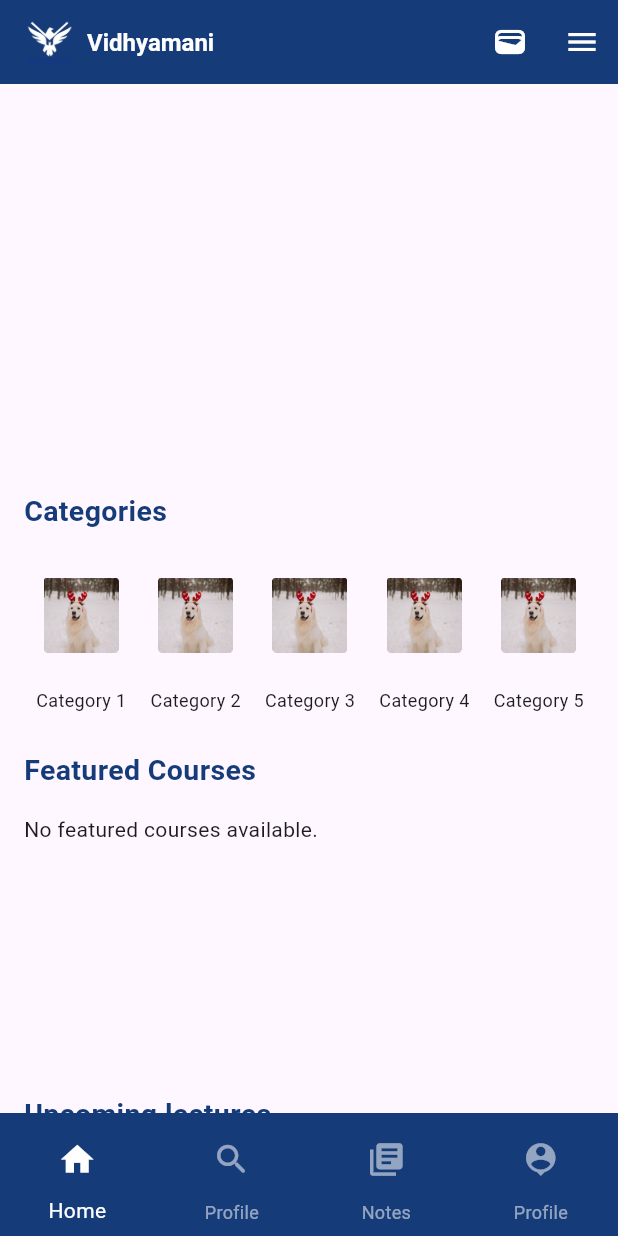
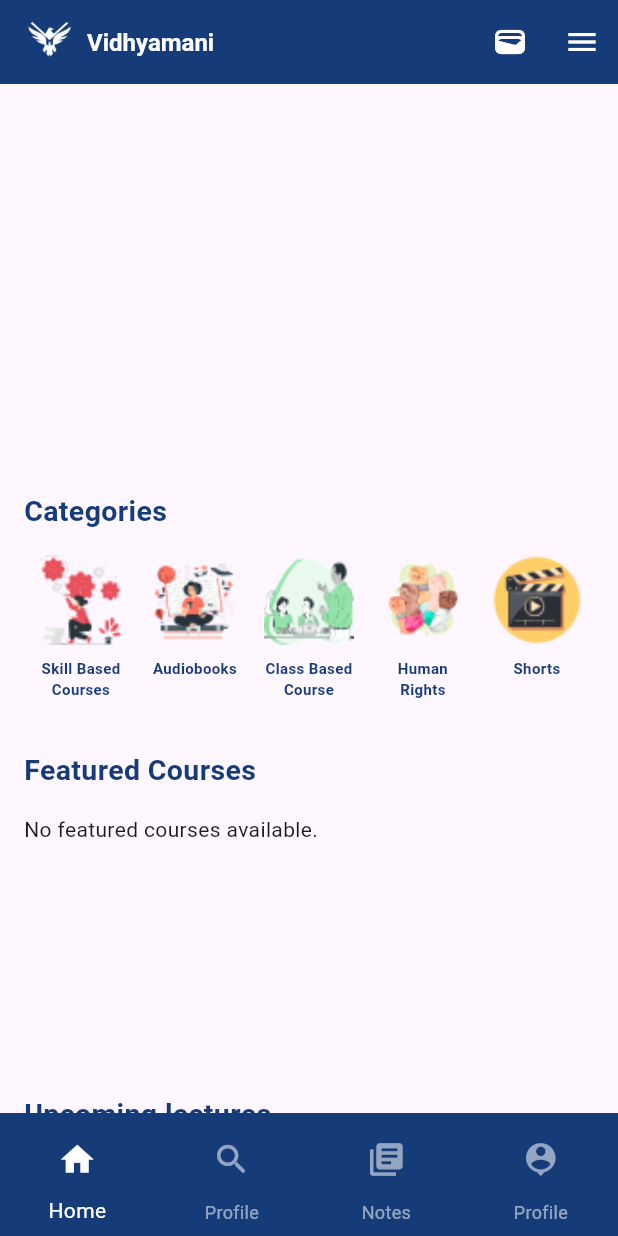
Before and after one commit to sbadoni21/vidyamani, a Flutter app: the screen it shows once a user with an empty profile is signed in, on a phone screen of 412 x 824 dp. Run offline on Flutter 3.47's test engine with Material 3 defaults, Android fonts, the phone set to English and light mode, and no system bars; drawn by our look-alikes of carousel_slider; our stand-ins replace animated_splash_screen, circular_countdown_timer, cloud_firestore, email_validator, firebase_auth, firebase_core and 10 more; accounts and stored records are empty; Roboto replaces fonts that are missing (Urbanist).

Commit message:
logo changes categroies made

```diff
--- a/lib/components/categories_component.dart
+++ b/lib/components/categories_component.dart
@@ -1,4 +1,5 @@
 import 'package:flutter/material.dart';
+import 'package:vidyamani/utils/static.dart';
 
 class CategoryItem extends StatelessWidget {
   final String imgUrl;
@@ -15,15 +16,18 @@ class CategoryItem extends StatelessWidget {
     return Column(
       children: [
         Container(
-          width: 50,
-          height: 80,
-          child: Image.asset(imgUrl, fit: BoxFit.contain),
+          width: 60,
+          height: 60,
+          child: Image.asset(imgUrl, fit: BoxFit.fill),
         ),
         SizedBox(height: 8),
-        Text(
-          text,
-          style: TextStyle(fontSize: 12),
-        ),
+        Container(
+            width: 60,
+            child: Text(
+              text,
+              style: myTextStylefontsize10BGCOLOR,
+              textAlign: TextAlign.center,
+            )),
       ],
     );
   }
--- a/lib/models/categories_model.dart
+++ b/lib/models/categories_model.dart
@@ -10,11 +10,14 @@ class Category {
   });
 }
 
-// Sample data for 5 categories
 List<Category> categoriesData = [
-  Category(image: 'lib/assets/images/featuredcourses.png', name: 'Category 1'),
-  Category(image: 'lib/assets/images/featuredcourses.png', name: 'Category 2'),
-  Category(image: 'lib/assets/images/featuredcourses.png', name: 'Category 3'),
-  Category(image: 'lib/assets/images/featuredcourses.png', name: 'Category 4'),
-  Category(image: 'lib/assets/images/featuredcourses.png', name: 'Category 5'),
+  Category(
+      image: 'lib/assets/images/skillBasedCourse.png',
+      name: 'Skill Based Courses'),
+  Category(image: 'lib/assets/images/audioBooks.png', name: 'Audiobooks'),
+  Category(
+      image: 'lib/assets/images/classBasedCourse.png',
+      name: 'Class Based Course'),
+  Category(image: 'lib/assets/images/humanRights.png', name: 'Human Rights'),
+  Category(image: 'lib/assets/images/shorts.png', name: 'Shorts'),
 ];
--- a/lib/screens/signupscreen.dart
+++ b/lib/screens/signupscreen.dart
@@ -28,6 +28,8 @@ class _SignUpPageState extends State<SignUpPage> {
   int _currentPage = 1;
 
   final ImagePicker _imagePicker = ImagePicker();
+
+
 Future<void> _selectImage() async {
   var status = await Permission.storage.status;
   if (!status.isGranted) {
--- a/lib/utils/static.dart
+++ b/lib/utils/static.dart
@@ -1,6 +1,7 @@
 import 'package:flutter/material.dart';
 
-const appid = "007eJxTYNApFnA2/7qTo9fdf6lZ4vnQOX+Vgn+l7Qie7Fbr03w1oUqBwdDAwDgp2SglOS0pxcTCyCwxLdnANMnc0MLQOCkp1STxhvbU1IZARoazU9+zMjJAIIjPwlCSWlzCwAAAF6cf5A==";
+const appid =
+    "007eJxTYNApFnA2/7qTo9fdf6lZ4vnQOX+Vgn+l7Qie7Fbr03w1oUqBwdDAwDgp2SglOS0pxcTCyCwxLdnANMnc0MLQOCkp1STxhvbU1IZARoazU9+zMjJAIIjPwlCSWlzCwAAAF6cf5A==";
 const token =
     "007eJxTYPCZ2utYdKrhvd+5csl+exGtizPjt1187jBD2u2vbGSVppgCg6GBgXFSslFKclpSiomFkVliWrKBaZK5oYWhcVJSqklipkZvakMgI8O3/kBWRgYIBPFZGEpSi0sYGAAcvR7u";
 
@@ -57,6 +58,6 @@ TextStyle myTextStylefontsize10BGCOLOR = TextStyle(
   fontSize: 10.0,
   fontStyle: FontStyle.normal,
   fontWeight: FontWeight.w600,
-  color: Colors.grey,
+  color: bgColor,
 );
 const ChatGPT = "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";
--- a/pubspec.yaml
+++ b/pubspec.yaml
@@ -52,5 +52,10 @@ flutter:
     - lib/assets/videos/cat.mp4
     - lib/assets/videos/sigma.mp4
     - lib/assets/images/placeholder_image.png
+    - lib/assets/images/shorts.png
+    - lib/assets/images/skillBasedCourse.png
+    - lib/assets/images/audioBooks.png
+    - lib/assets/images/humanRights.png
+    - lib/assets/images/classBasedCourse.png
 
   uses-material-design: true
```
Also changed, not shown: lib/assets/images/audioBooks.png (added), lib/assets/images/classBasedCourse.png (added), lib/assets/images/humanRights.png (added), lib/assets/images/logo.png, lib/assets/images/logowhite.png, lib/assets/images/shorts.png (added), lib/assets/images/skillBasedCourse.png (added).
